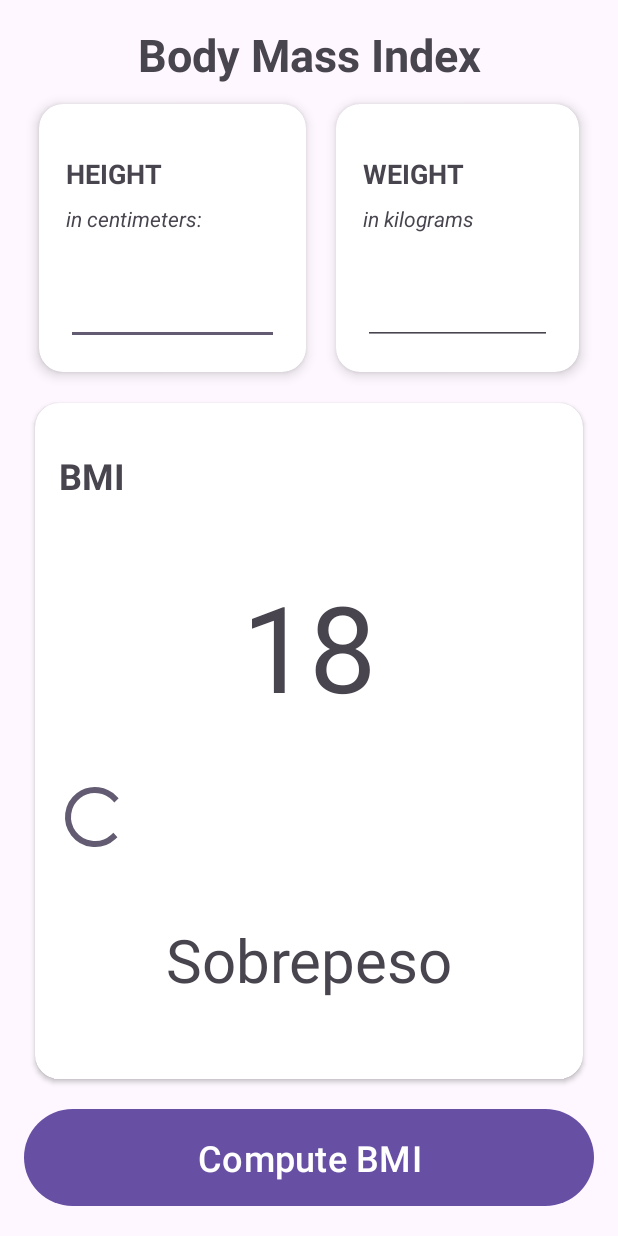
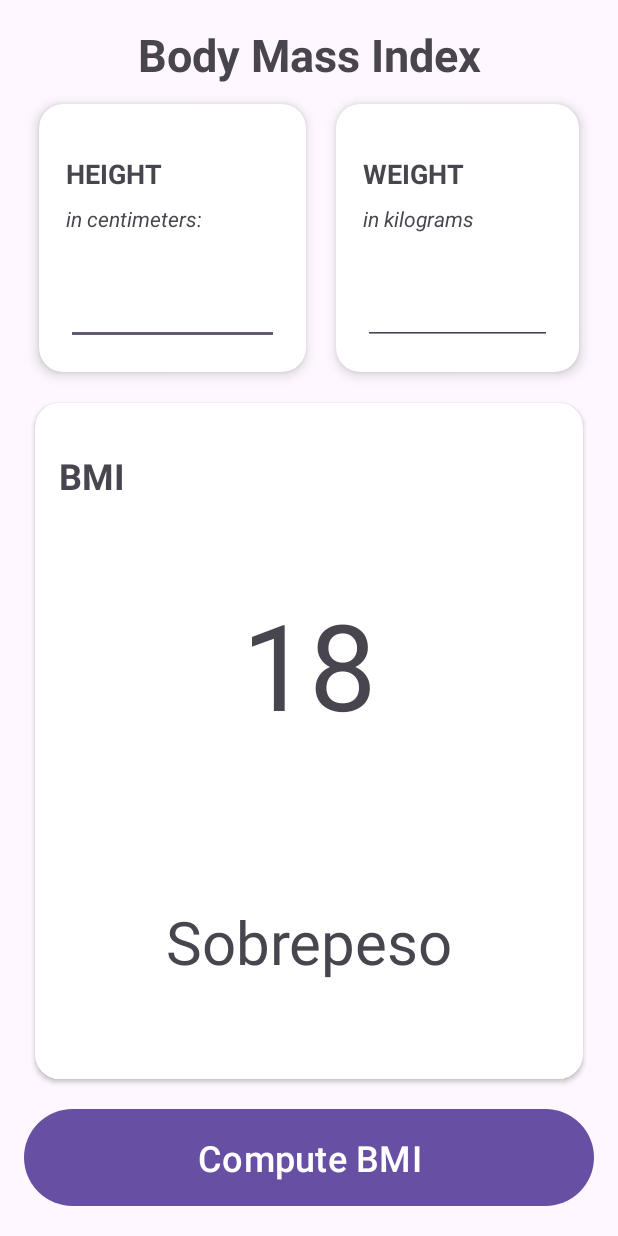
Before and after one commit to rafapuig/PMDM_2024_Segundo_Cuatrimestre, an Android app: the layout activity_main.xml on its own in the app's theme, with its tools: preview values and no code run, on a phone screen of 412 x 824 dp. Run offline under Robolectric (Android 15) with nearby library versions, the phone set to English and light mode, and no system bars.

Commit message:
comit local

```diff
--- a/bmi/build.gradle.kts
+++ b/bmi/build.gradle.kts
@@ -1,6 +1,7 @@
 plugins {
     alias(libs.plugins.android.application)
     alias(libs.plugins.kotlin.android)
+    //kotlin("kapt")
     id("kotlin-kapt")
 }
 
@@ -42,7 +43,6 @@ android {
 }
 
 dependencies {
-
     implementation(libs.androidx.core.ktx)
     implementation(libs.androidx.appcompat)
     implementation(libs.material)
@@ -51,4 +51,5 @@ dependencies {
     testImplementation(libs.junit)
     androidTestImplementation(libs.androidx.junit)
     androidTestImplementation(libs.androidx.espresso.core)
+    implementation(libs.androidx.lifecycle.viewmodel.ktx)
 }
--- a/bmi/src/main/java/es/rafapuig/bmi/MainActivity.kt
+++ b/bmi/src/main/java/es/rafapuig/bmi/MainActivity.kt
@@ -49,6 +49,8 @@ class MainActivity : AppCompatActivity() {
 
         viewModel.computingBMI.observe(this) { isComputing ->
             binding.progressBar.visibility = if (isComputing) View.VISIBLE else View.GONE
+            binding.resultadoNumber.visibility = if(isComputing) View.GONE else View.VISIBLE
+            binding.resultadoText.visibility = if(isComputing) View.GONE else View.VISIBLE
         }
     }
 
--- a/bmi/src/main/res/layout/activity_main.xml
+++ b/bmi/src/main/res/layout/activity_main.xml
@@ -164,9 +164,9 @@
 
                     <ProgressBar
                         android:id="@+id/progressBar"
-                        android:layout_width="wrap_content"
-                        android:layout_height="wrap_content"
-                        android:visibility="visible"/>
+                        android:layout_width="match_parent"
+                        android:layout_height="match_parent"
+                        android:visibility="gone" />
 
                     <TextView
                         android:id="@+id/resultado_text"
--- a/gradle/libs.versions.toml
+++ b/gradle/libs.versions.toml
@@ -6,12 +6,14 @@ junit = "4.13.2"
 junitVersion = "1.2.1"
 espressoCore = "3.6.1"
 appcompat = "1.7.0"
+lifecycleViewmodelKtx = "2.8.7"
 material = "1.12.0"
 activity = "1.9.3"
 constraintlayout = "2.2.0"
 
 [libraries]
 androidx-core-ktx = { group = "androidx.core", name = "core-ktx", version.ref = "coreKtx" }
+androidx-lifecycle-viewmodel-ktx = { module = "androidx.lifecycle:lifecycle-viewmodel-ktx", version.ref = "lifecycleViewmodelKtx" }
 junit = { group = "junit", name = "junit", version.ref = "junit" }
 androidx-junit = { group = "androidx.test.ext", name = "junit", version.ref = "junitVersion" }
 androidx-espresso-core = { group = "androidx.test.espresso", name = "espresso-core", version.ref = "espressoCore" }
```
Also changed, not shown: bmi/src/main/java/es/rafapuig/bmi/BmiViewModel.kt (+20 -25 lines), bmi/src/main/java/es/rafapuig/bmi/data/Repository.kt (+11 -4 lines).
